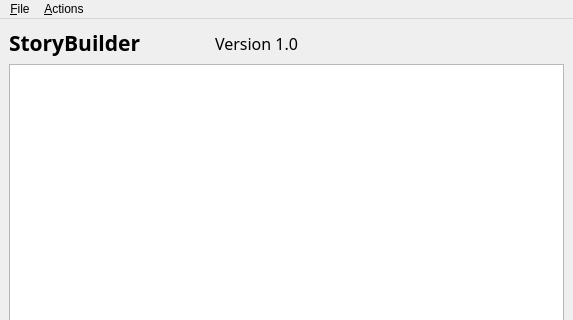
Before: the Qt Designer form MainWindow.ui in Cronza/GVNEditor, drawn with Qt 5; both pictures show x 0 to 573 and y 0 to 320 of the 573 by 468 pixel window.
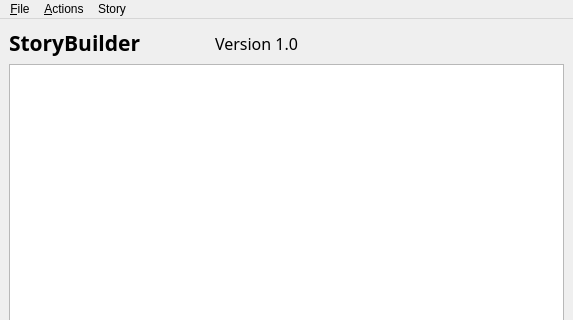
After: the same form once the commit is applied.

Diff of the .ui file:
```diff
--- a/MainWindow.ui
+++ b/MainWindow.ui
@@ -89,7 +89,7 @@
      <x>0</x>
      <y>0</y>
      <width>573</width>
-     <height>25</height>
+     <height>21</height>
     </rect>
    </property>
    <widget class="QMenu" name="fileMenu">
@@ -108,10 +108,17 @@
     <addaction name="removeRowAction"/>
     <addaction name="removeColumnAction"/>
     <addaction name="separator"/>
-    <addaction name="insertChildAction"/>
+   </widget>
+   <widget class="QMenu" name="storyMenu">
+    <property name="title">
+     <string>Story</string>
+    </property>
+    <addaction name="createNewAction"/>
+    <addaction name="loadDataAction"/>
    </widget>
    <addaction name="fileMenu"/>
    <addaction name="actionsMenu"/>
+   <addaction name="storyMenu"/>
   </widget>
   <widget class="QStatusBar" name="statusbar"/>
   <action name="exitAction">
```
Left out of the diff: 11 changed lines with no effect on the pictures.
